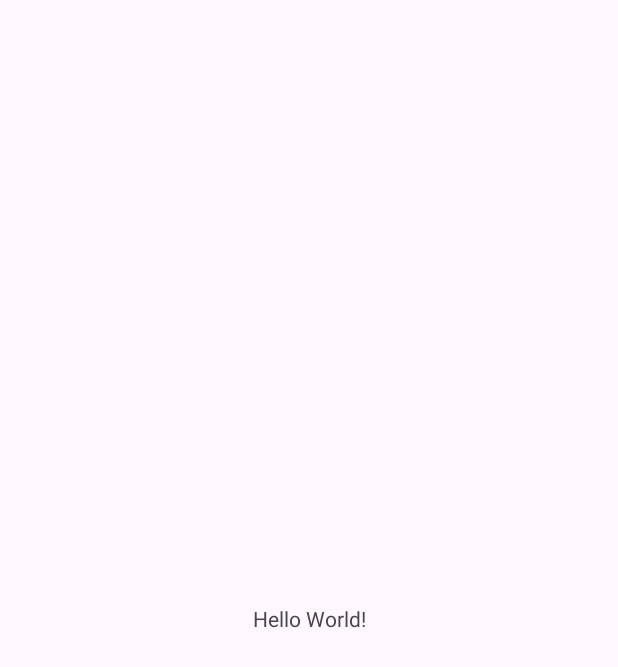
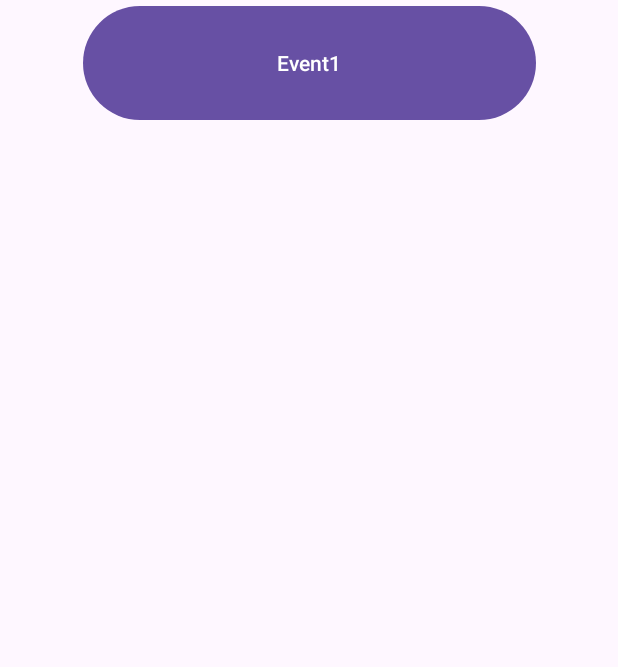
Before and after one commit to Chen-Wi-Ki/Rd545ApiResearch, an Android app: the screen it shows after launch (MainActivity), on a phone screen of 412 x 824 dp. Before the commit the part shown is almost empty. Shown: the top 667 px of the screen. Run offline under Robolectric (Android 15) with nearby library versions, the phone set to English and light mode, and no system bars; libraries missing offline, so code that uses them is left out: jp.co.tanita.

Commit message:
瓶頸處MainActivity--49行開始:無法順利開啟API進行RD545連線,程式閃退

```diff
--- a/app/build.gradle.kts
+++ b/app/build.gradle.kts
@@ -37,6 +37,7 @@ dependencies {
     implementation(libs.material)
     implementation(libs.activity)
     implementation(libs.constraintlayout)
+    implementation(files("libs/tntble-2_3_4.jar"))
     testImplementation(libs.junit)
     androidTestImplementation(libs.ext.junit)
     androidTestImplementation(libs.espresso.core)
--- a/app/src/main/AndroidManifest.xml
+++ b/app/src/main/AndroidManifest.xml
@@ -1,6 +1,11 @@
 <?xml version="1.0" encoding="utf-8"?>
 <manifest xmlns:android="http://schemas.android.com/apk/res/android"
     xmlns:tools="http://schemas.android.com/tools">
+    <uses-permission android:name="android.permission.BLUETOOTH"/>
+    <uses-permission android:name="android.permission.BLUETOOTH_ADMIN"/>
+    <uses-permission android:name="android.permission.ACCESS_COARSE_LOCATION"/>
+    <uses-permission android:name="android.permission.ACCESS_FINE_LOCATION"/>
+    <uses-feature android:name="android.hardware.bluetooth_le" android:required="true"/>
 
     <application
         android:allowBackup="true"
--- a/app/src/main/java/wi/ki/rd545/MainActivity.java
+++ b/app/src/main/java/wi/ki/rd545/MainActivity.java
@@ -1,6 +1,11 @@
 package wi.ki.rd545;
 
+import android.content.Context;
 import android.os.Bundle;
+import android.util.Log;
+import android.view.View;
+import android.widget.Button;
+import android.widget.TextView;
 
 import androidx.activity.EdgeToEdge;
 import androidx.appcompat.app.AppCompatActivity;
@@ -8,7 +13,21 @@ import androidx.core.graphics.Insets;
 import androidx.core.view.ViewCompat;
 import androidx.core.view.WindowInsetsCompat;
 
+import jp.co.tanita.comm.ble.TNTBLEManager;
+import jp.co.tanita.comm.ble.TNTBLEPeripheral;
+import jp.co.tanita.comm.ble.TNTDeviceInformation;
+import jp.co.tanita.comm.ble.TNTDeviceType;
+import jp.co.tanita.comm.ble.TNTMeasurementInformation;
+import jp.co.tanita.comm.ble.TNTUserInformation;
+
 public class MainActivity extends AppCompatActivity {
+    TextView EventText;
+    Button Event1Btn;
+    TNTBLEManager tntbleManager;
+    TNTBLEPeripheral _tntblePeripheral;
+    TNTBLEManager.TNTBLEManagerListener tntbleManagerListener;
+    TNTBLEPeripheral.TNTBLEPeripheralListener _TNTBLEPeripheralListener;
+
 
     @Override
     protected void onCreate(Bundle savedInstanceState) {
@@ -20,5 +39,109 @@ public class MainActivity extends AppCompatActivity {
             v.setPadding(systemBars.left, systemBars.top, systemBars.right, systemBars.bottom);
             return insets;
         });
+        EventText=findViewById(R.id.EventMag);
+        Event1Btn=findViewById(R.id.Event1Btn);
+    }
+
+    public void OnClick1(View v)
+    {
+        Log.i("wiki1","API執行...");
+        //https://aware-gold-229.notion.site/TANITA-API-Overview-14200962af9c8068909cfba328ef7953
+        //TANITA API Overview
+        //一、初始化 TNTBLEManager
+        tntbleManager = new TNTBLEManager(this);
+        //二、設置 TNTBLEManager 監聽器
+        tntbleManagerListener = new TNTBLEManager.TNTBLEManagerListener() {
+            @Override
+            public void onTNTBLEManagerStateUpdated(int i) {
+                //三、配對連線 TANITA 設備
+                Log.i("wiki1","API進入預期的配對連線...");
+                int state = tntbleManager.getState();
+                if (TNTBLEManager.TNTBLEManagerState.READY == state) {
+                    // 連線體脂機 type 為 BODY_COMPOSITION_MONITOR
+                    tntbleManager.connect(TNTDeviceType.BODY_COMPOSITION_MONITOR);
+                    //連線成功時會觸發 TNTBLEManagerListener::onTNTBLEPeripheralConnected()。
+                }
+            }
+
+            @Override
+            public void onTNTBLEPeripheralConnected(TNTBLEManager tntbleManager, TNTBLEPeripheral tntblePeripheral, TNTDeviceInformation tntDeviceInformation) {
+                //依照需求可以儲存已經連上線的設備以及設置設備的事件監聽。
+                Log.i("wiki1","API進入預期的監聽事件...");
+                if (tntblePeripheral != null) {
+                    // 保存完成連線的 Peripheral
+                    _tntblePeripheral = tntblePeripheral;
+
+                    // 設置 Peripheral 監聽器
+                    _TNTBLEPeripheralListener = new TNTBLEPeripheral.TNTBLEPeripheralListener() {
+                        @Override
+                        public void onDisconnectionRequested(TNTBLEPeripheral tntblePeripheral, int i, int i1) {
+
+                        }
+
+                        @Override
+                        public void onUUIDSaved(TNTBLEPeripheral tntblePeripheral, int i, int i1, int i2) {
+
+                        }
+
+                        @Override
+                        public void onUserInformationRetrieved(TNTBLEPeripheral tntblePeripheral, TNTUserInformation tntUserInformation, int i, int i1) {
+
+                        }
+
+                        @Override
+                        public void onUserInformationSaved(TNTBLEPeripheral tntblePeripheral, TNTUserInformation tntUserInformation, int i, int i1) {
+
+                        }
+
+                        @Override
+                        public void onMeasurementFinished(TNTBLEPeripheral tntblePeripheral, int i, int i1) {
+
+                        }
+
+                        @Override
+                        public void onMeasurementCountRetrieved(TNTBLEPeripheral tntblePeripheral, int i, int i1, int i2) {
+
+                        }
+
+                        @Override
+                        public void onMeasurementInformationRetrieved(TNTBLEPeripheral tntblePeripheral, int i, TNTMeasurementInformation tntMeasurementInformation, int i1, int i2) {
+
+                        }
+
+                        @Override
+                        public void onRssiUpdated(TNTBLEPeripheral tntblePeripheral, int i) {
+
+                        }
+
+                        @Override
+                        public void onRequestFailed(TNTBLEPeripheral tntblePeripheral, int i) {
+
+                        }
+                    };
+                    _tntblePeripheral.setTNTBLEPeripheralListener(_TNTBLEPeripheralListener);
+
+                }
+            }
+
+            @Override
+            public void onTNTBLEPeripheralDisconnected(TNTBLEManager tntbleManager, TNTBLEPeripheral tntblePeripheral, int i) {
+
+            }
+
+            @Override
+            public void onTNTBLEPeripheralConnectionFailed(TNTBLEManager tntbleManager, TNTBLEPeripheral tntblePeripheral, int i) {
+
+            }
+
+            @Override
+            public void onTNTBLEPeripheralConnectionIgnored(TNTBLEManager tntbleManager, int i) {
+
+            }
+        };
+        // 設置監聽器
+        tntbleManager.setTNTBLEManagerListener(tntbleManagerListener);
+
+        EventText.setText(EventText.getText()+"API執行...\n");
     }
 }
--- a/app/src/main/res/layout/activity_main.xml
+++ b/app/src/main/res/layout/activity_main.xml
@@ -8,12 +8,23 @@
     tools:context=".MainActivity">
 
     <TextView
-        android:layout_width="wrap_content"
-        android:layout_height="wrap_content"
-        android:text="Hello World!"
+        android:id="@+id/EventMag"
+        android:layout_width="250dp"
+        android:layout_height="500dp"
         app:layout_constraintBottom_toBottomOf="parent"
         app:layout_constraintEnd_toEndOf="parent"
         app:layout_constraintStart_toStartOf="parent"
-        app:layout_constraintTop_toTopOf="parent" />
+        app:layout_constraintTop_toBottomOf="@+id/Event1Btn"
+        app:layout_constraintVertical_bias="0.542" />
+
+    <Button
+        android:id="@+id/Event1Btn"
+        android:layout_width="302dp"
+        android:layout_height="84dp"
+        android:onClick="OnClick1"
+        android:text="Event1"
+        app:layout_constraintEnd_toEndOf="parent"
+        app:layout_constraintStart_toStartOf="parent"
+        tools:layout_editor_absoluteY="16dp" />
 
 </androidx.constraintlayout.widget.ConstraintLayout>
```
